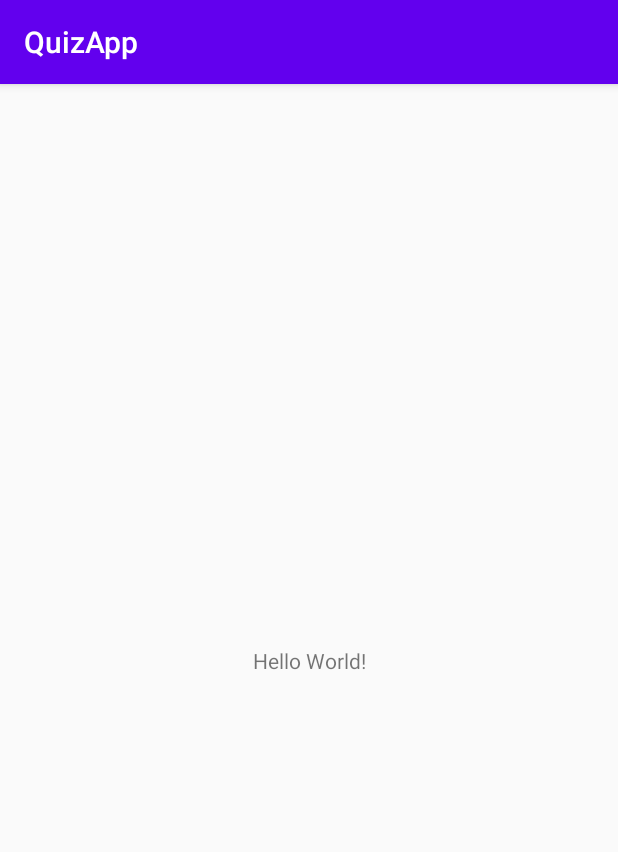
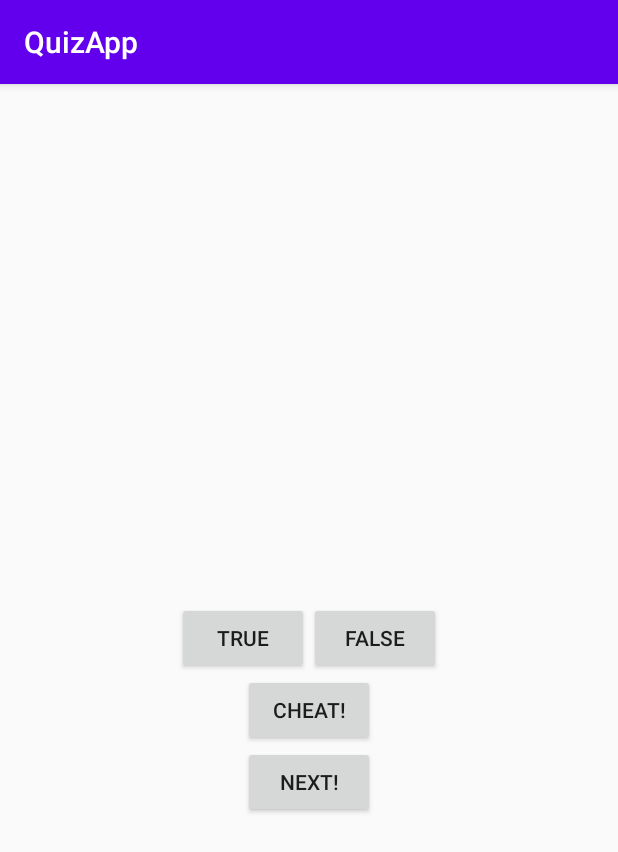
Before and after one commit to prashmittanay/QuizApp, an Android app: the screen it shows after launch (MainActivity), on a phone screen of 412 x 824 dp. Shown: the top 852 px of the screen. Run offline under Robolectric (Android 15) with nearby library versions, the phone set to English and light mode, and no system bars.

Commit message:
layout for main screen and strings added

```diff
--- a/app/src/main/res/layout/activity_main.xml
+++ b/app/src/main/res/layout/activity_main.xml
@@ -1,18 +1,45 @@
 <?xml version="1.0" encoding="utf-8"?>
-<androidx.constraintlayout.widget.ConstraintLayout xmlns:android="http://schemas.android.com/apk/res/android"
-    xmlns:app="http://schemas.android.com/apk/res-auto"
-    xmlns:tools="http://schemas.android.com/tools"
+<LinearLayout xmlns:android="http://schemas.android.com/apk/res/android"
     android:layout_width="match_parent"
     android:layout_height="match_parent"
-    tools:context=".MainActivity">
+    android:gravity="center"
+    android:orientation="vertical">
 
     <TextView
+        android:id="@+id/question_text_view"
         android:layout_width="wrap_content"
         android:layout_height="wrap_content"
-        android:text="Hello World!"
-        app:layout_constraintBottom_toBottomOf="parent"
-        app:layout_constraintLeft_toLeftOf="parent"
-        app:layout_constraintRight_toRightOf="parent"
-        app:layout_constraintTop_toTopOf="parent" />
+        android:padding="24dp"
+        />
 
-</androidx.constraintlayout.widget.ConstraintLayout>
+    <LinearLayout
+        android:layout_width="wrap_content"
+        android:layout_height="wrap_content"
+        android:orientation="horizontal">
+
+        <Button
+            android:id="@+id/true_button"
+            android:layout_width="wrap_content"
+            android:layout_height="wrap_content"
+            android:text="@string/true_button" />
+
+        <Button
+            android:id="@+id/false_button"
+            android:layout_width="wrap_content"
+            android:layout_height="wrap_content"
+            android:text="@string/false_button"/>
+    </LinearLayout>
+
+    <Button
+        android:id="@+id/cheat_button"
+        android:layout_width="wrap_content"
+        android:layout_height="wrap_content"
+        android:text="@string/cheat_button"/>
+
+
+    <Button
+        android:id="@+id/next_button"
+        android:layout_width="wrap_content"
+        android:layout_height="wrap_content"
+        android:text="@string/next_button" />
+</LinearLayout>
--- a/app/src/main/res/values/strings.xml
+++ b/app/src/main/res/values/strings.xml
@@ -1,3 +1,18 @@
 <resources>
     <string name="app_name">QuizApp</string>
+    <string name="true_button">True</string>
+    <string name="false_button">False</string>
+    <string name="correct_toast">Correct!</string>
+    <string name="incorrect_toast">Incorrect!</string>
+    <string name="next_button">Next!</string>
+    <string name="question_australia">Canberra is the capital of Australia.</string>
+    <string name="question_oceans">The Pacific Ocean is larger than the Atlantic Ocean.</string>
+    <string name="question_mideast">The Suez Canal connects the Red Sea and the Indian Ocean.</string>
+    <string name="question_africa">The source of the Nile River is in Egypt.</string>
+    <string name="question_americas">The Amazon River is the longest river in the Americas.</string>
+    <string name="question_asia">Lake Baikal is the world\'s oldest and deepest freshwater lake.</string>
+    <string name="warning_text">Are you sure you want to do this?</string>
+    <string name="show_answer_button">Show Answer</string>
+    <string name="cheat_button">Cheat!</string>
+    <string name="judgment_toast">Cheating is wrong.</string>
 </resources>
```
Also changed, not shown: 1 other file.
